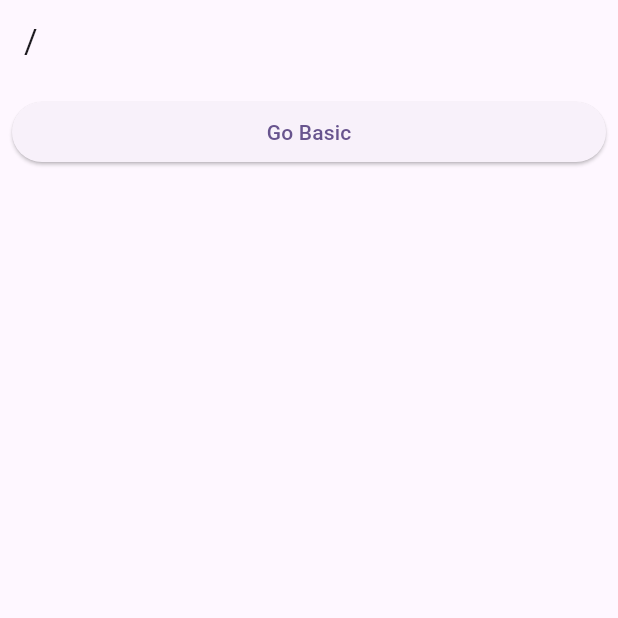
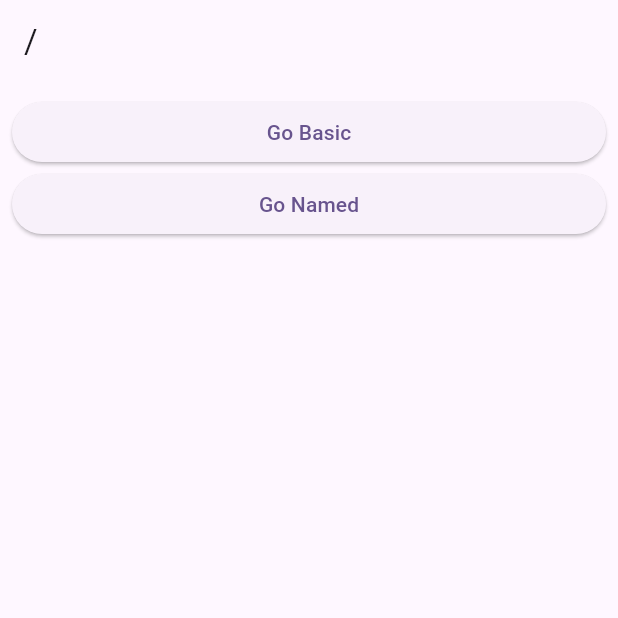
Before and after one commit to wogks/go_router_practice, a Flutter app: the screen it shows after launch, on a phone screen of 412 x 824 dp, the top half of it. Run offline on Flutter 3.47's test engine with Material 2 defaults, Android fonts, the phone set to English and light mode, and no system bars; our stand-ins replace go_router.

Commit message:
Feat: gonamed

```diff
--- a/lib/router.dart
+++ b/lib/router.dart
@@ -1,5 +1,6 @@
 import 'package:go_router/go_router.dart';
 import 'package:gorout/screens/1_basic_screen.dart';
+import 'package:gorout/screens/2_named_screen.dart';
 import 'package:gorout/screens/root_screen.dart';
 
 final router = GoRouter(
@@ -12,6 +13,11 @@
           path: 'basic',
           builder: (context, state) => const BasicScreen(),
         ),
+        GoRoute(
+          path: 'named',
+          name: 'named_screen',
+          builder: (context, state) => const NamedScreen(),
+        ),
       ],
     ),
   ],
--- a/lib/screens/root_screen.dart
+++ b/lib/screens/root_screen.dart
@@ -16,6 +16,12 @@
             },
             child: const Text('Go Basic'),
           ),
+          ElevatedButton(
+            onPressed: () {
+              context.goNamed('named_screen');
+            },
+            child: const Text('Go Named'),
+          ),
         ],
       ),
     );
```
Also changed, not shown: lib/screens/2_named_screen.dart (added, +15 -0 lines).
